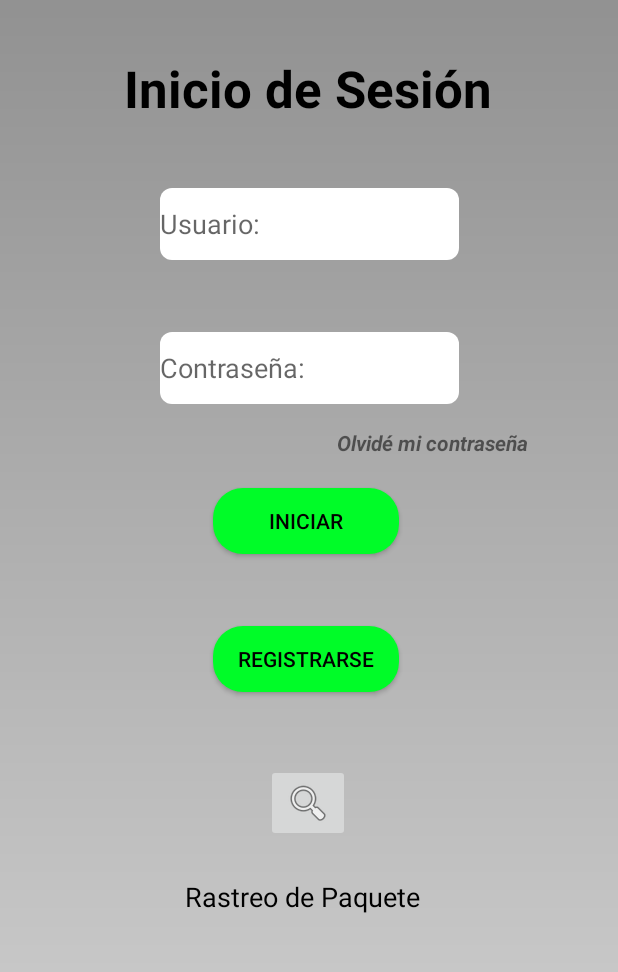
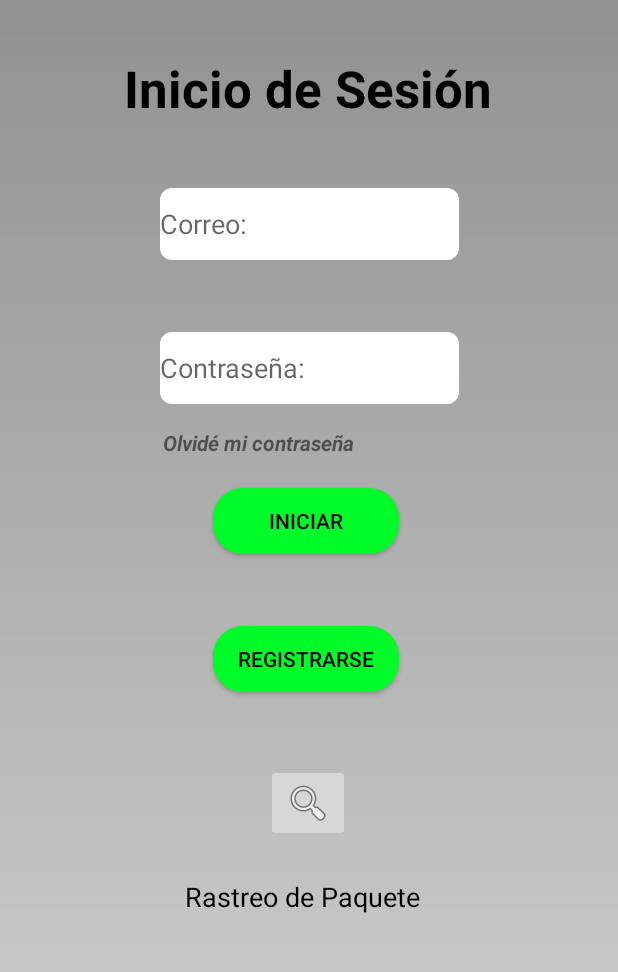
Before and after one commit to LS18025/PROYECTO_PDM, an Android app: the screen it shows after launch (LoginActivity), on a phone screen of 412 x 824 dp, the part 173-1145 px from its top. Run offline under Robolectric (Android 15) with nearby library versions, the phone set to English and light mode, and no system bars; our stand-ins replace Firebase (no records; nobody signed in at launch, a user with empty details on screens opened directly).

Commit message:
Update activity_login.xml

```diff
--- a/app/src/main/res/layout/activity_login.xml
+++ b/app/src/main/res/layout/activity_login.xml
@@ -39,7 +39,7 @@
         android:layout_height="48dp"
         android:layout_marginTop="44dp"
         android:ems="10"
-        android:hint="@string/usuario"
+        android:hint="@string/correo"
         android:inputType="text"
         app:layout_constraintEnd_toEndOf="parent"
         app:layout_constraintStart_toStartOf="parent"
@@ -114,7 +114,7 @@
         android:layout_width="wrap_content"
         android:layout_height="wrap_content"
         android:layout_marginTop="16dp"
-        android:layout_marginEnd="60dp"
+        android:layout_marginEnd="176dp"
         android:clickable="true"
         android:text="@string/olvidarPass"
         android:textStyle="bold|italic"
```
